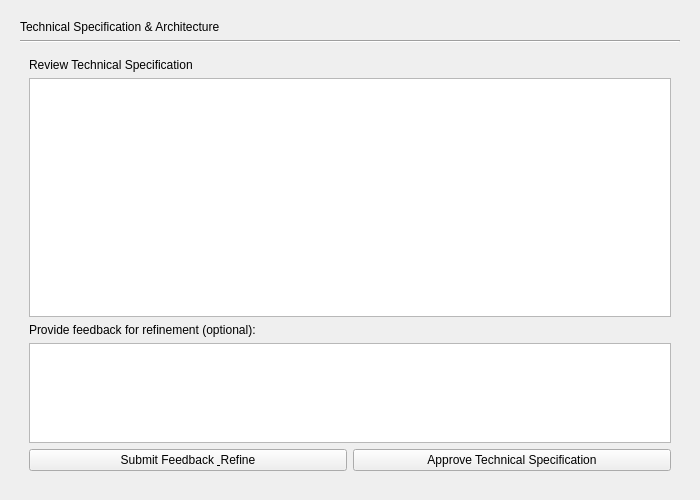
Qt form gui/tech_spec_page.ui (mariolewis/asdf_factory) before a commit.
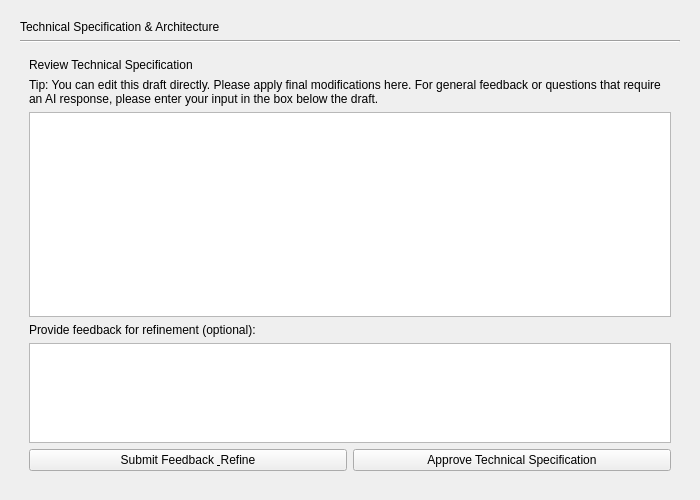
The same form after that commit. The open tabs and pages were chosen to show the change.

Commit message: fix: Resolve UI formatting and critical bugs in spec generation workflows

```diff
--- a/gui/tech_spec_page.ui
+++ b/gui/tech_spec_page.ui
@@ -190,6 +190,16 @@
          </property>
         </widget>
        </item>
+       <item>
+        <widget class="QLabel" name="infoLabel">
+         <property name="text">
+          <string>Tip: You can edit this draft directly. Please apply final modifications here. For general feedback or questions that require an AI response, please enter your input in the box below the draft.</string>
+         </property>
+         <property name="wordWrap">
+          <bool>true</bool>
+         </property>
+        </widget>
+       </item>
        <item>
         <widget class="QTextEdit" name="techSpecTextEdit"/>
        </item>
```
The commit also changes 26 other files.
